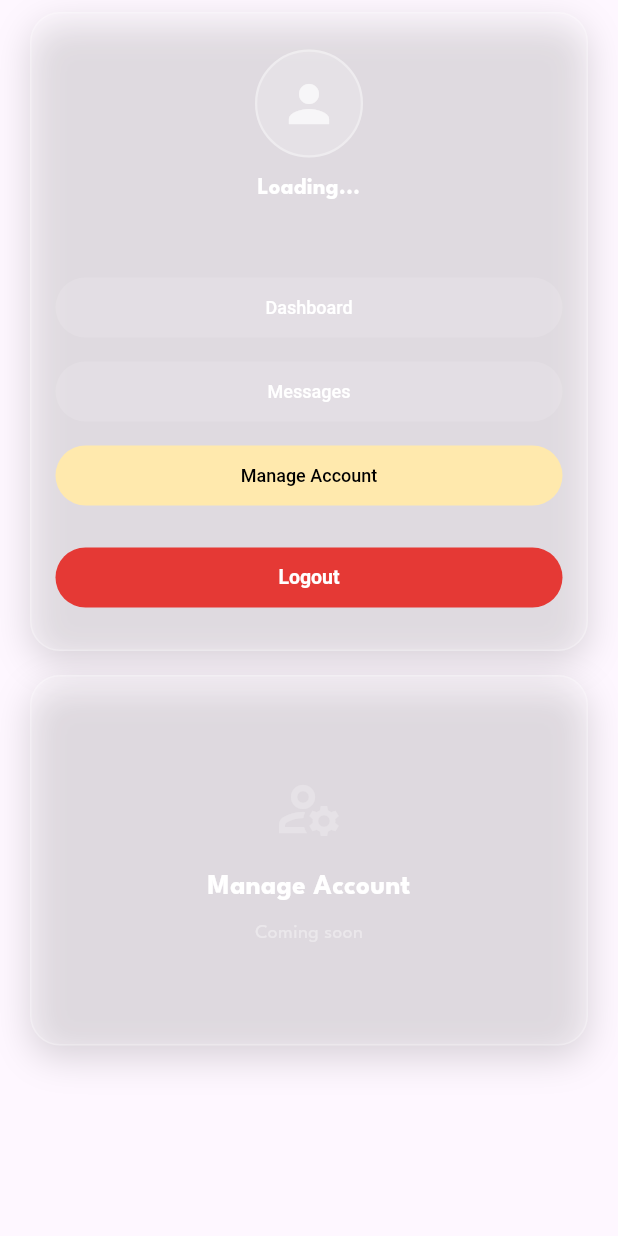
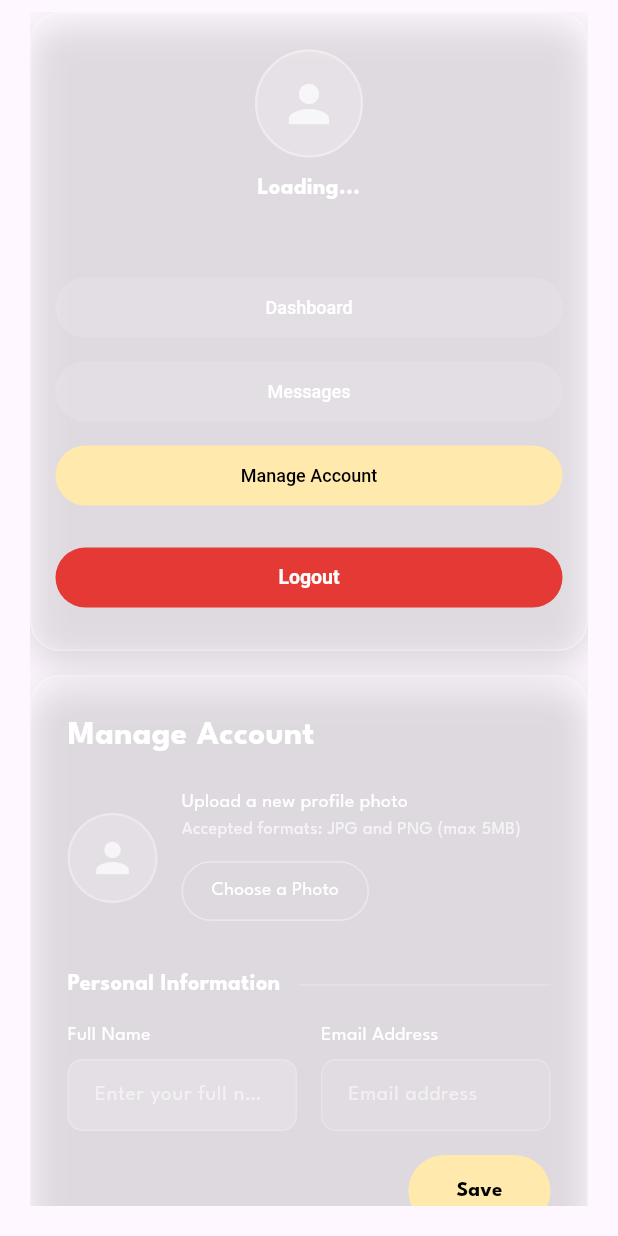
Before and after one commit to gracepatricio/Imprenta-X, a Flutter app: the EmployeeAccountScreen widget shown alone on an empty page, opened directly, after a tap on "Messages", after a tap on "Manage Account", on a phone screen of 412 x 824 dp. Run offline on Flutter 3.47's test engine with Material 3 defaults, Android fonts, the phone set to English and light mode, and no system bars; our stand-ins replace cloud_firestore, firebase_auth, firebase_core; accounts and stored records are empty.

Commit message:
added Manage account for Employees

```diff
--- a/lib/screens/employee_account_screen.dart
+++ b/lib/screens/employee_account_screen.dart
@@ -2,6 +2,7 @@ import 'package:flutter/material.dart';
 import 'package:firebase_auth/firebase_auth.dart';
 import 'package:cloud_firestore/cloud_firestore.dart';
 import 'app_theme.dart';
+import 'employee_manage_account.dart';
 
 class EmployeeAccountScreen extends StatefulWidget {
   const EmployeeAccountScreen({super.key});
@@ -246,9 +247,10 @@ class _EmployeeAccountScreenState extends State<EmployeeAccountScreen> {
               label: "Messages",
             );
           case "manage":
-            return const _Placeholder(
-              icon: Icons.manage_accounts_outlined,
-              label: "Manage Account",
+            return EmployeeManageAccount(
+              onNameUpdated: (newName) {
+                setState(() => fullName = newName);
+              },
             );
           default:
             return const SizedBox.shrink();
--- /dev/null
+++ b/lib/screens/employee_manage_account.dart
@@ -0,0 +1,585 @@
+import 'package:flutter/material.dart';
+import 'package:firebase_auth/firebase_auth.dart';
+import 'package:cloud_firestore/cloud_firestore.dart';
+import 'app_theme.dart';
+
+class EmployeeManageAccount extends StatefulWidget {
+  final void Function(String newName)? onNameUpdated;
+  const EmployeeManageAccount({super.key, this.onNameUpdated});
+
+  @override
+  State<EmployeeManageAccount> createState() => _EmployeeManageAccountState();
+}
+
+class _EmployeeManageAccountState extends State<EmployeeManageAccount> {
+  // ── Personal Info ──────────────────────────────────────────────
+  final _nameController  = TextEditingController();
+  final _emailController = TextEditingController();
+  bool _savingInfo = false;
+
+  // ── Password ───────────────────────────────────────────────────
+  final _currentPasswordController = TextEditingController();
+  final _newPasswordController     = TextEditingController();
+  final _confirmPasswordController = TextEditingController();
+  bool _showCurrent = false;
+  bool _showNew     = false;
+  bool _showConfirm = false;
+  bool _savingPassword = false;
+
+  // ── State ──────────────────────────────────────────────────────
+  bool _loading = true;
+  String? _infoMessage;
+  String? _infoError;
+  String? _pwMessage;
+  String? _pwError;
+
+  @override
+  void initState() {
+    super.initState();
+    _loadUser();
+  }
+
+  @override
+  void dispose() {
+    _nameController.dispose();
+    _emailController.dispose();
+    _currentPasswordController.dispose();
+    _newPasswordController.dispose();
+    _confirmPasswordController.dispose();
+    super.dispose();
+  }
+
+  Future<void> _loadUser() async {
+    final user = FirebaseAuth.instance.currentUser;
+    if (user == null) return;
+    final doc = await FirebaseFirestore.instance
+        .collection('User')
+        .doc(user.uid)
+        .get();
+    if (mounted) {
+      setState(() {
+        _nameController.text =
+            doc.data()?['full_name'] ?? user.displayName ?? '';
+        _emailController.text = doc.data()?['email'] ?? user.email ?? '';
+        _loading = false;
+      });
+    }
+  }
+
+  Future<void> _savePersonalInfo() async {
+    final user = FirebaseAuth.instance.currentUser;
+    if (user == null) return;
+    final name = _nameController.text.trim();
+    if (name.isEmpty) {
+      setState(() {
+        _infoError   = 'Full name cannot be empty.';
+        _infoMessage = null;
+      });
+      return;
+    }
+    setState(() {
+      _savingInfo  = true;
+      _infoError   = null;
+      _infoMessage = null;
+    });
+    try {
+      await Future.microtask(() async {
+        await FirebaseFirestore.instance
+            .collection('User')
+            .doc(user.uid)
+            .update({'full_name': name});
+        await user.updateDisplayName(name);
+        await user.reload();
+      });
+      if (mounted) {
+        widget.onNameUpdated?.call(name);
+        setState(() {
+          _infoMessage = 'Personal information updated successfully.';
+          _infoError   = null;
+        });
+      }
+    } catch (e) {
+      if (mounted) {
+        setState(() {
+          _infoError   = 'Failed to update: ${e.toString()}';
+          _infoMessage = null;
+        });
+      }
+    } finally {
+      if (mounted) setState(() => _savingInfo = false);
+    }
+  }
+
+  Future<void> _changePassword() async {
+    final user = FirebaseAuth.instance.currentUser;
+    if (user == null) {
+      setState(() {
+        _pwError   = 'No user session found. Please log in again.';
+        _pwMessage = null;
+      });
+      return;
+    }
+
+    final current = _currentPasswordController.text;
+    final newPw   = _newPasswordController.text;
+    final confirm = _confirmPasswordController.text;
+
+    if (current.isEmpty || newPw.isEmpty || confirm.isEmpty) {
+      setState(() {
+        _pwError   = 'Please fill in all password fields.';
+        _pwMessage = null;
+      });
+      return;
+    }
+    if (newPw.length < 6) {
+      setState(() {
+        _pwError   = 'New password must be at least 6 characters.';
+        _pwMessage = null;
+      });
+      return;
+    }
+    if (newPw != confirm) {
+      setState(() {
+        _pwError   = 'New passwords do not match.';
+        _pwMessage = null;
+      });
+      return;
+    }
+
+    setState(() {
+      _savingPassword = true;
+      _pwError        = null;
+      _pwMessage      = null;
+    });
+
+    String? errorMsg;
+
+    try {
+      debugPrint('[PW] Step 1: reauthenticating ${user.email}');
+      final credential = EmailAuthProvider.credential(
+        email:    user.email!,
+        password: current,
+      );
+      await user.reauthenticateWithCredential(credential);
+      debugPrint('[PW] Step 2: updating password');
+      await user.updatePassword(newPw);
+      debugPrint('[PW] Step 3: reloading user');
+      await user.reload();
+      debugPrint('[PW] Done!');
+    } on FirebaseAuthException catch (e) {
+      debugPrint('[PW] FirebaseAuthException — code: ${e.code}, message: ${e.message}');
+      switch (e.code) {
+        case 'wrong-password':
+        case 'invalid-credential':
+        case 'invalid-password':
+          errorMsg = 'Current password is incorrect.';
+          break;
+        case 'weak-password':
+          errorMsg = 'New password is too weak. Use at least 8 characters.';
+          break;
+        case 'requires-recent-login':
+          errorMsg = 'Session expired. Please log out and log back in.';
+          break;
+        case 'too-many-requests':
+          errorMsg = 'Too many attempts. Please wait and try again.';
+          break;
+        case 'network-request-failed':
+          errorMsg = 'Network error. Please check your connection.';
+          break;
+        default:
+          errorMsg = 'Error (${e.code}): ${e.message ?? 'Please try again.'}';
+      }
+    } catch (e) {
+      debugPrint('[PW] Unknown error: $e');
+      errorMsg = 'Unexpected error: ${e.toString()}';
+    }
+
+    if (!mounted) return;
+
+    if (errorMsg != null) {
+      setState(() {
+        _pwError        = errorMsg;
+        _pwMessage      = null;
+        _savingPassword = false;
+      });
+    } else {
+      setState(() {
+        _pwMessage      = 'Password changed successfully.';
+        _pwError        = null;
+        _savingPassword = false;
+        _currentPasswordController.clear();
+        _newPasswordController.clear();
+        _confirmPasswordController.clear();
+      });
+    }
+  }
+
+  @override
+  Widget build(BuildContext context) {
+    if (_loading) {
+      return const Center(
+          child: CircularProgressIndicator(color: Colors.white54));
+    }
+    return SingleChildScrollView(
+      child: Column(
+        crossAxisAlignment: CrossAxisAlignment.start,
+        children: [
+          const Text(
+            'Manage Account',
+            style: TextStyle(
+                color: Colors.white,
+                fontSize: 22,
+                fontWeight: FontWeight.w700),
+          ),
+          const SizedBox(height: 20),
+          _buildPhotoRow(),
+          const SizedBox(height: 28),
+
+          // ── Personal Information ───────────────────────────────
+          _sectionTitle('Personal Information'),
+          const SizedBox(height: 14),
+          Row(
+            crossAxisAlignment: CrossAxisAlignment.start,
+            children: [
+              Expanded(
+                child: _buildField(
+                  label:      'Full Name',
+                  controller: _nameController,
+                  hint:       'Enter your full name',
+                ),
+              ),
+              const SizedBox(width: 16),
+              Expanded(
+                child: _buildField(
+                  label:      'Email Address',
+                  controller: _emailController,
+                  hint:       'Email address',
+                  readOnly:   true,
+                ),
+              ),
+            ],
+          ),
+          if (_infoMessage != null) ...[
+            const SizedBox(height: 10),
+            _feedbackBanner(message: _infoMessage!, isError: false),
+          ],
+          if (_infoError != null) ...[
+            const SizedBox(height: 10),
+            _feedbackBanner(message: _infoError!, isError: true),
+          ],
+          const SizedBox(height: 16),
+          Align(
+            alignment: Alignment.centerRight,
+            child: SizedBox(
+              height: 48,
+              child: ElevatedButton(
+                onPressed: _savingInfo ? null : _savePersonalInfo,
+                style: ElevatedButton.styleFrom(
+                  backgroundColor: AppTheme.gold,
+                  foregroundColor: Colors.black,
+                  elevation: 0,
+                  shape: RoundedRectangleBorder(
+                      borderRadius: BorderRadius.circular(30)),
+                  padding: const EdgeInsets.symmetric(horizontal: 32),
+                ),
+                child: _savingInfo
+                    ? const SizedBox(
+                        width: 18,
+                        height: 18,
+                        child: CircularProgressIndicator(
+                            strokeWidth: 2, color: Colors.black54))
+                    : const Text('Save',
+                        style: TextStyle(fontWeight: FontWeight.w600)),
+              ),
+            ),
+          ),
+
+          const SizedBox(height: 32),
+
+          // ── Change Password ────────────────────────────────────
+          _sectionTitle('Change Password'),
+          const SizedBox(height: 14),
+          Row(
+            crossAxisAlignment: CrossAxisAlignment.start,
+            children: [
+              Expanded(
+                child: _buildPasswordField(
+                  label:      'Current Password',
+                  controller: _currentPasswordController,
+                  hint:       'Enter your current password',
+                  visible:    _showCurrent,
+                  onToggle:   () =>
+                      setState(() => _showCurrent = !_showCurrent),
+                ),
+              ),
+              const SizedBox(width: 16),
+              Expanded(
+                child: _buildPasswordField(
+                  label:      'New Password',
+                  controller: _newPasswordController,
+                  hint:       'Enter your new password',
+                  visible:    _showNew,
+                  onToggle:   () => setState(() => _showNew = !_showNew),
+                ),
+              ),
+            ],
+          ),
+          const SizedBox(height: 14),
+          Row(
+            crossAxisAlignment: CrossAxisAlignment.start,
+            children: [
+              Expanded(
+                child: _buildPasswordField(
+                  label:      'Confirm New Password',
+                  controller: _confirmPasswordController,
+                  hint:       'Re-enter your new password',
+                  visible:    _showConfirm,
+                  onToggle:   () =>
+                      setState(() => _showConfirm = !_showConfirm),
+                ),
+              ),
+              // Empty right column to keep layout consistent
+              const Expanded(child: SizedBox()),
+            ],
+          ),
+          const SizedBox(height: 6),
+          const Text('Min. 8 Characters',
+              style: TextStyle(color: Colors.white60, fontSize: 12)),
+          if (_pwMessage != null) ...[
+            const SizedBox(height: 10),
+            _feedbackBanner(message: _pwMessage!, isError: false),
+          ],
+          if (_pwError != null) ...[
+            const SizedBox(height: 10),
+            _feedbackBanner(message: _pwError!, isError: true),
+          ],
+          const SizedBox(height: 16),
+          Align(
+            alignment: Alignment.centerRight,
+            child: SizedBox(
+              height: 48,
+              child: ElevatedButton(
+                onPressed: _savingPassword ? null : _changePassword,
+                style: ElevatedButton.styleFrom(
+                  backgroundColor: AppTheme.gold,
+                  foregroundColor: Colors.black,
+                  elevation: 0,
+                  shape: RoundedRectangleBorder(
+                      borderRadius: BorderRadius.circular(30)),
+                  padding: const EdgeInsets.symmetric(horizontal: 32),
+                ),
+                child: _savingPassword
+                    ? const SizedBox(
+                        width: 18,
+                        height: 18,
+                        child: CircularProgressIndicator(
+                            strokeWidth: 2, color: Colors.black54))
+                    : const Text('Save',
+                        style: TextStyle(fontWeight: FontWeight.w600)),
+              ),
+            ),
+          ),
+        ],
+      ),
+    );
+  }
+
+  // ── Helpers ────────────────────────────────────────────────────
+
+  Widget _buildPhotoRow() {
+    return Row(
+      children: [
+        Container(
+          width: 60,
+          height: 60,
+          decoration: BoxDecoration(
+            shape: BoxShape.circle,
+            color: Colors.white.withOpacity(0.15),
+            border: Border.all(color: Colors.white30, width: 1.5),
+          ),
+          child: const Icon(Icons.person, size: 32, color: Colors.white70),
+        ),
+        const SizedBox(width: 16),
+        Column(
+          crossAxisAlignment: CrossAxisAlignment.start,
+          children: [
+            const Text('Upload a new profile photo',
+                style: TextStyle(color: Colors.white, fontSize: 13)),
+            const Text('Accepted formats: JPG and PNG (max 5MB)',
+                style: TextStyle(color: Colors.white70, fontSize: 12)),
+            const SizedBox(height: 8),
+            OutlinedButton(
+              onPressed: () {
+                ScaffoldMessenger.of(context).showSnackBar(
+                  const SnackBar(
+                    content: Text('Photo upload coming soon.'),
+                    backgroundColor: Colors.black54,
+                  ),
+                );
+              },
+              style: OutlinedButton.styleFrom(
+                foregroundColor: Colors.white,
+                side: BorderSide(color: Colors.white.withOpacity(0.4)),
+                shape: RoundedRectangleBorder(
+                    borderRadius: BorderRadius.circular(30)),
+                padding:
+                    const EdgeInsets.symmetric(horizontal: 20, vertical: 8),
+              ),
+              child: const Text('Choose a Photo',
+                  style: TextStyle(fontSize: 13)),
+            ),
+          ],
+        ),
+      ],
+    );
+  }
+
+  Widget _sectionTitle(String title) {
+    return Row(
+      children: [
+        Text(title,
+            style: const TextStyle(
+                color: Colors.white,
+                fontSize: 15,
+                fontWeight: FontWeight.w600)),
+        const SizedBox(width: 12),
+        Expanded(
+          child: Divider(color: Colors.white.withOpacity(0.2), thickness: 1),
+        ),
+      ],
+    );
+  }
+
+  Widget _buildField({
+    required String label,
+    required TextEditingController controller,
+    required String hint,
+    bool readOnly = false,
+  }) {
+    return Column(
+      crossAxisAlignment: CrossAxisAlignment.start,
+      children: [
+        Text(label,
+            style: const TextStyle(
+                color: Colors.white,
+                fontSize: 13,
+                fontWeight: FontWeight.w500)),
+        const SizedBox(height: 6),
+        TextFormField(
+          controller: controller,
+          readOnly: readOnly,
+          style: TextStyle(
+              color: readOnly ? Colors.white60 : Colors.white, fontSize: 14),
+          decoration: InputDecoration(
+            hintText: hint,
+            hintStyle: const TextStyle(color: Colors.white54, fontSize: 14),
+            filled: true,
+            fillColor: readOnly
+                ? Colors.white.withOpacity(0.08)
+                : Colors.white.withOpacity(0.15),
+            contentPadding:
+                const EdgeInsets.symmetric(horizontal: 14, vertical: 12),
+            border: OutlineInputBorder(
+              borderRadius: BorderRadius.circular(10),
+              borderSide: BorderSide(color: Colors.white.withOpacity(0.2)),
+            ),
+            enabledBorder: OutlineInputBorder(
+              borderRadius: BorderRadius.circular(10),
+              borderSide: BorderSide(color: Colors.white.withOpacity(0.2)),
+            ),
+            focusedBorder: OutlineInputBorder(
+              borderRadius: BorderRadius.circular(10),
+              borderSide: const BorderSide(color: Colors.white54),
+            ),
+          ),
+        ),
+      ],
+    );
+  }
+
+  Widget _buildPasswordField({
+    required String label,
+    required TextEditingController controller,
+    required String hint,
+    required bool visible,
+    required VoidCallback onToggle,
+  }) {
+    return Column(
+      crossAxisAlignment: CrossAxisAlignment.start,
+      children: [
+        Text(label,
+            style: const TextStyle(
+                color: Colors.white,
+                fontSize: 13,
+                fontWeight: FontWeight.w500)),
+        const SizedBox(height: 6),
+        TextFormField(
+          controller: controller,
+          obscureText: !visible,
+          style: const TextStyle(color: Colors.white, fontSize: 14),
+          decoration: InputDecoration(
+            hintText: hint,
+            hintStyle: const TextStyle(color: Colors.white54, fontSize: 14),
+            filled: true,
+            fillColor: Colors.white.withOpacity(0.15),
+            contentPadding:
+                const EdgeInsets.symmetric(horizontal: 14, vertical: 12),
+            suffixIcon: IconButton(
+              onPressed: onToggle,
+              icon: Icon(visible ? Icons.visibility : Icons.visibility_off,
+                  color: Colors.white60, size: 20),
+            ),
+            border: OutlineInputBorder(
+              borderRadius: BorderRadius.circular(10),
+              borderSide: BorderSide(color: Colors.white.withOpacity(0.2)),
+            ),
+            enabledBorder: OutlineInputBorder(
+              borderRadius: BorderRadius.circular(10),
+              borderSide: BorderSide(color: Colors.white.withOpacity(0.2)),
+            ),
+            focusedBorder: OutlineInputBorder(
+              borderRadius: BorderRadius.circular(10),
+              borderSide: const BorderSide(color: Colors.white54),
+            ),
+          ),
+        ),
+      ],
+    );
+  }
+
+  Widget _feedbackBanner({required String message, required bool isError}) {
+    return Container(
+      width: double.infinity,
+      padding: const EdgeInsets.symmetric(horizontal: 14, vertical: 10),
+      decoration: BoxDecoration(
+        color: isError
+            ? Colors.red.withOpacity(0.15)
+            : Colors.green.withOpacity(0.15),
+        borderRadius: BorderRadius.circular(10),
+        border: Border.all(
+          color: isError
+              ? Colors.red.withOpacity(0.4)
+              : Colors.green.withOpacity(0.4),
+        ),
+      ),
+      child: Row(
+        children: [
+          Icon(
+            isError ? Icons.error_outline : Icons.check_circle_outline,
+            color: isError ? Colors.redAccent : Colors.greenAccent,
+            size: 16,
+          ),
+          const SizedBox(width: 8),
+          Expanded(
+            child: Text(
+              message,
+              style: TextStyle(
+                  color: isError ? Colors.redAccent : Colors.greenAccent,
+                  fontSize: 12),
+            ),
+          ),
+        ],
+      ),
+    );
+  }
+}
```
